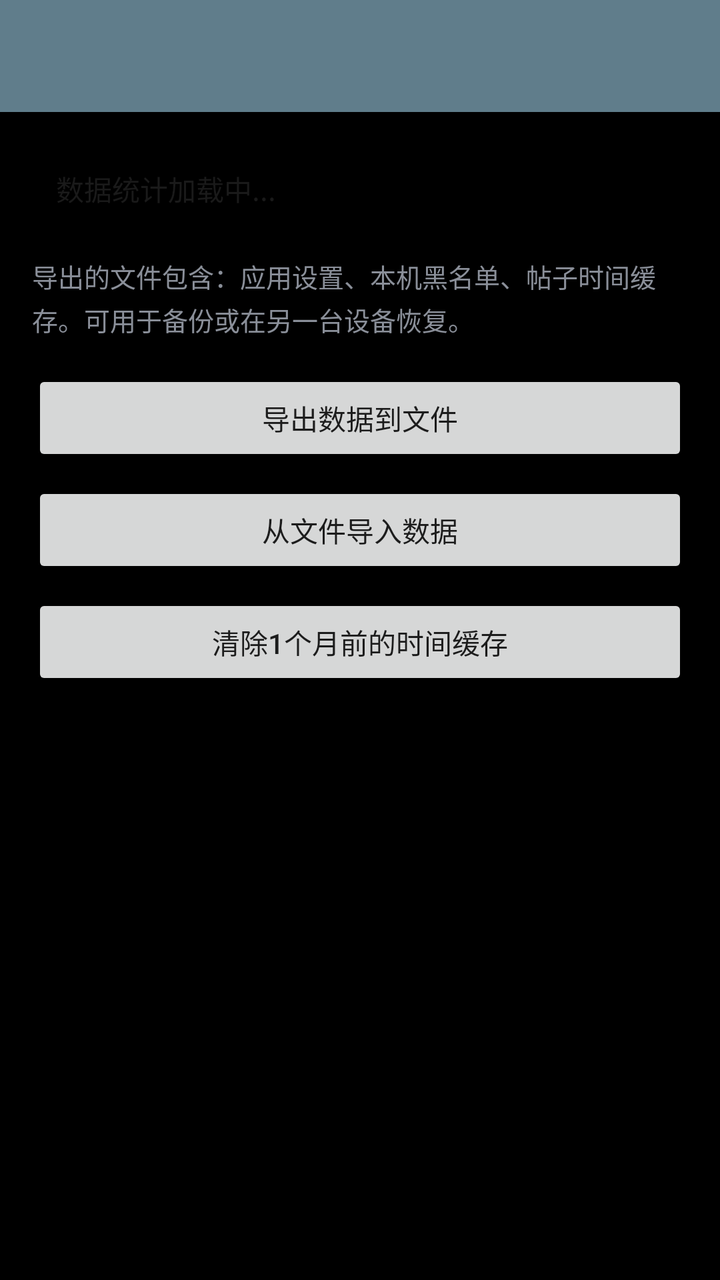
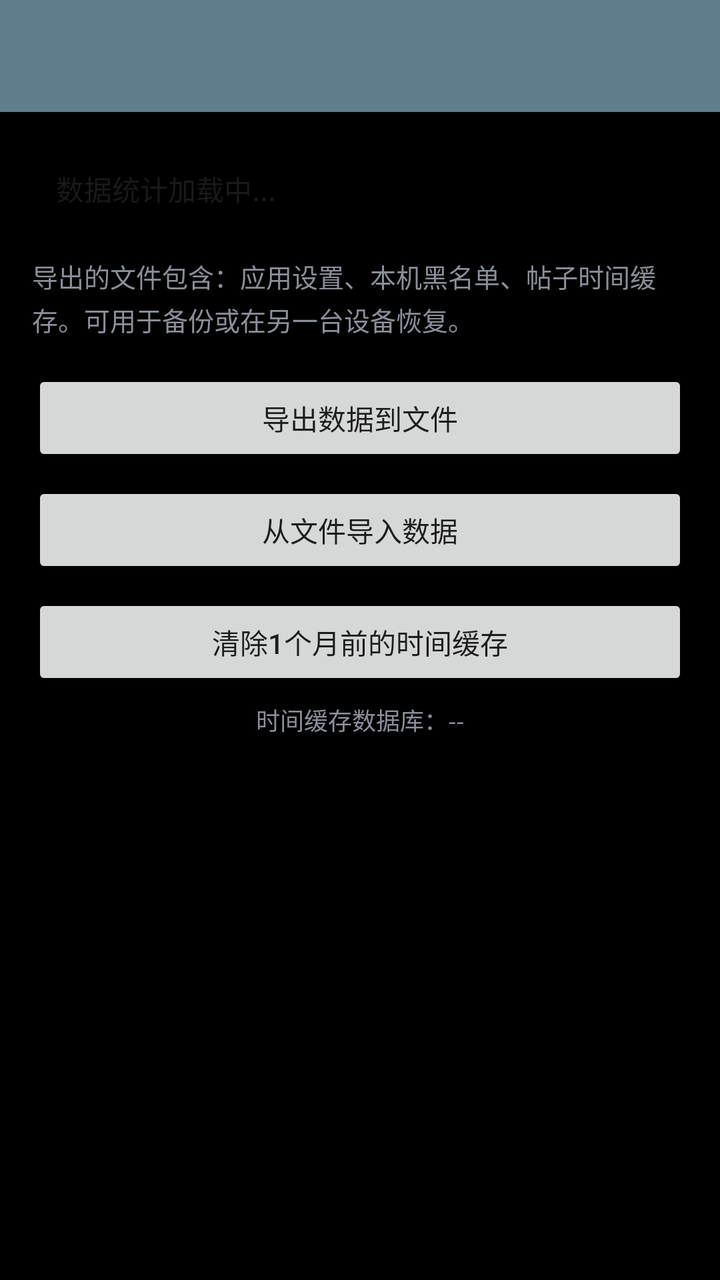

Before-and-after screenshots of an Android layout around one commit, followed by the original layout XML and the change that was made.
<!-- AndroidManifest.xml: activity theme AppTheme.NoActionBar -->
<!-- res/layout/activity_app_data.xml -->
<?xml version="1.0" encoding="utf-8"?>
<LinearLayout xmlns:android="http://schemas.android.com/apk/res/android"
    android:orientation="vertical"
    android:layout_width="match_parent"
    android:layout_height="match_parent"
    android:background="?android:attr/windowBackground">

    <androidx.appcompat.widget.Toolbar
        android:id="@+id/app_data_toolbar"
        android:layout_width="match_parent"
        android:layout_height="?attr/actionBarSize"
        android:background="?attr/colorPrimary"
        android:title="App数据管理"
        android:titleTextColor="@android:color/white" />

    <ScrollView
        android:layout_width="match_parent"
        android:layout_height="0dp"
        android:layout_weight="1"
        android:padding="16dp">

        <LinearLayout
            android:orientation="vertical"
            android:layout_width="match_parent"
            android:layout_height="wrap_content">

            <TextView
                android:id="@+id/app_data_stats"
                android:layout_width="match_parent"
                android:layout_height="wrap_content"
                android:text="数据统计加载中..."
                android:textSize="14sp"
                android:textColor="@color/mine_row_title"
                android:lineSpacingExtra="4dp"
                android:padding="12dp" />

            <TextView
                android:layout_width="match_parent"
                android:layout_height="wrap_content"
                android:text="导出的文件包含：应用设置、本机黑名单、帖子时间缓存。可用于备份或在另一台设备恢复。"
                android:textSize="13sp"
                android:lineSpacingExtra="3dp"
                android:paddingTop="12dp"
                android:paddingBottom="16dp"
                android:textColor="@color/mine_row_summary" />

            <Button
                android:id="@+id/btn_export"
                android:layout_width="match_parent"
                android:layout_height="wrap_content"
                android:text="导出数据到文件" />

            <Button
                android:id="@+id/btn_import"
                android:layout_width="match_parent"
                android:layout_height="wrap_content"
                android:text="从文件导入数据"
                android:layout_marginTop="8dp" />

            <Button
                android:id="@+id/btn_clean"
                android:layout_width="match_parent"
                android:layout_height="wrap_content"
                android:text="清除1个月前的时间缓存"
                android:layout_marginTop="8dp" />

        </LinearLayout>
    </ScrollView>

</LinearLayout>
<!-- resources referenced by this layout -->
<resources>
  <color name="mine_row_summary">#8A8F99</color>
  <color name="mine_row_title">#1A1A1A</color>
  <style name="AppTheme.NoActionBar">
      <item name="windowActionBar">false</item>
      <item name="windowNoTitle">true</item>
  
      
      
      <item name="android:colorPrimary">@color/colorPrimary</item>
      
      <item name="android:colorPrimaryDark">@color/colorPrimaryDark</item>
      
      <item name="android:colorAccent">@color/colorAccent</item>
    </style>
  <color name="colorPrimary">#607D8B</color>
  <color name="colorPrimaryDark">#455A64</color>
  <color name="colorAccent">#FF4081</color>
</resources>

<!-- the commit's change to res/layout/activity_app_data.xml (unified diff, before → after) -->
@@ -64,6 +64,16 @@
                 android:text="清除1个月前的时间缓存"
                 android:layout_marginTop="8dp" />
 
+            <TextView
+                android:id="@+id/app_data_db_size"
+                android:layout_width="match_parent"
+                android:layout_height="wrap_content"
+                android:text="时间缓存数据库：--"
+                android:textSize="12sp"
+                android:textColor="@color/mine_row_summary"
+                android:gravity="center_horizontal"
+                android:paddingTop="6dp" />
+
         </LinearLayout>
     </ScrollView>
 
